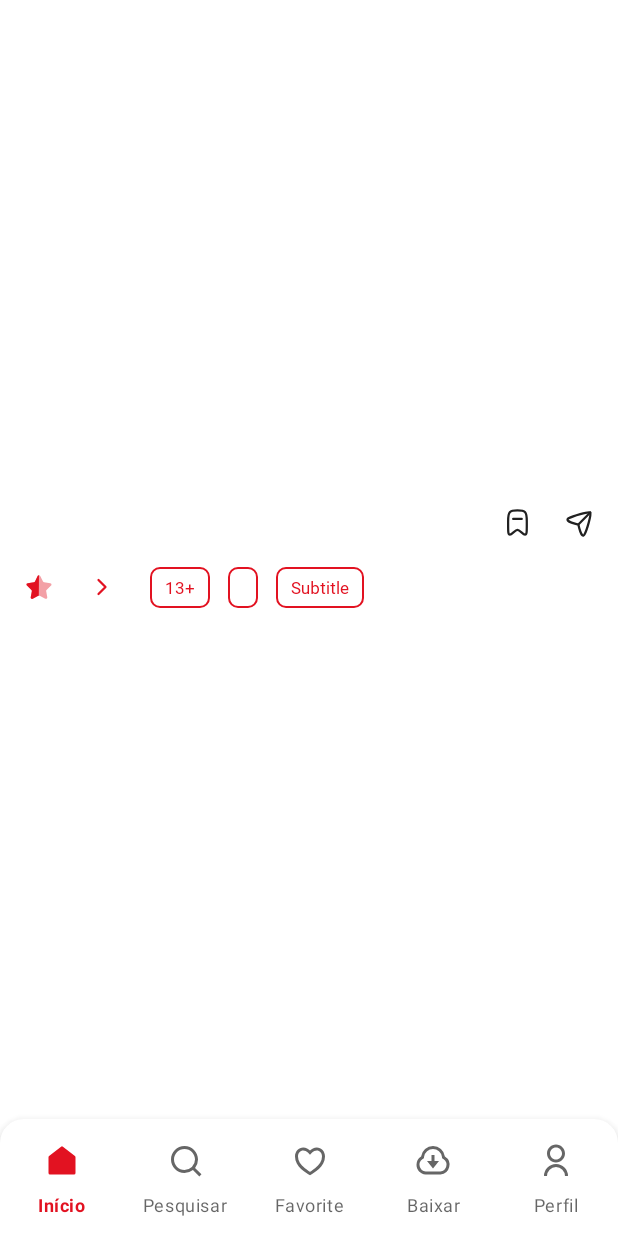
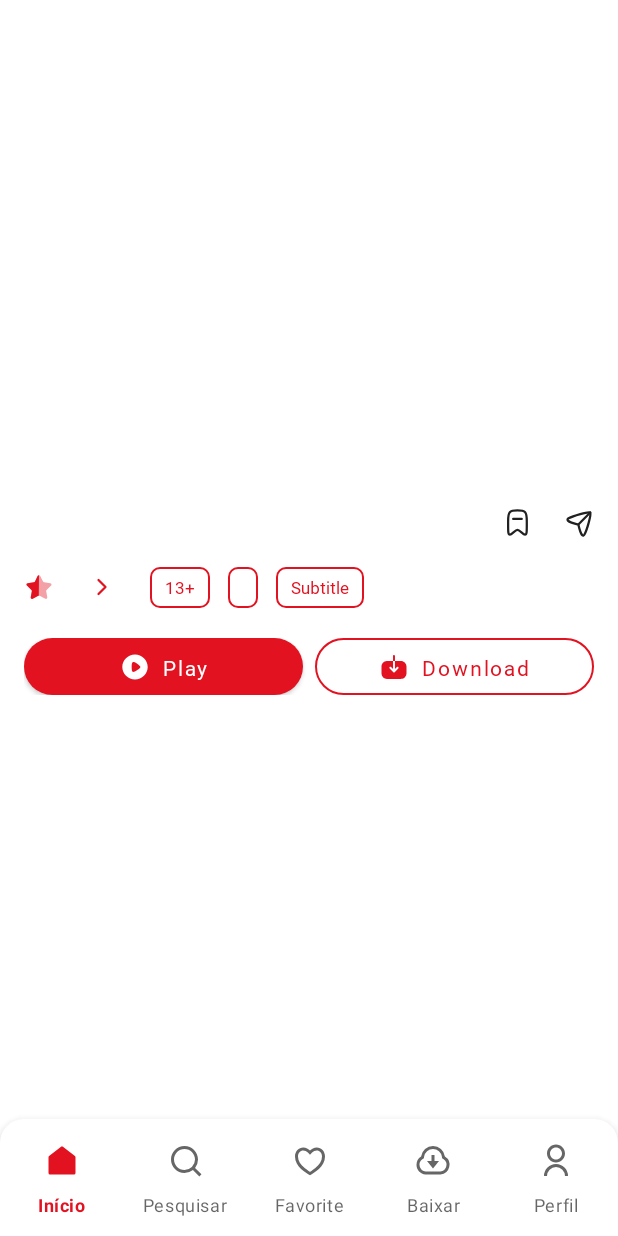
Before and after one commit to gabrielllsp/MovieApp, an Android app: the fragment MovieDetailsFragment placed in its activity, on a phone screen of 412 x 824 dp. Run offline under Robolectric (Android 15) with nearby library versions, the phone set to English and light mode, and no system bars; our stand-ins replace Dagger/Hilt's generated code, navigation-ui; pictures from the network do not load; 2 statements that could not run were skipped.

Commit message:
Creating play and download buttons.

```diff
--- /dev/null
+++ b/app/src/main/res/drawable/bg_border_red_full_fill.xml
@@ -0,0 +1,8 @@
+<?xml version="1.0" encoding="utf-8"?>
+<shape xmlns:android="http://schemas.android.com/apk/res/android"
+    android:shape="rectangle">
+
+    <solid android:color="@color/color_default"/>
+    <corners android:radius="100dp"/>
+
+</shape>
--- /dev/null
+++ b/app/src/main/res/drawable/bg_border_red_full_line.xml
@@ -0,0 +1,8 @@
+<?xml version="1.0" encoding="utf-8"?>
+<shape xmlns:android="http://schemas.android.com/apk/res/android"
+    android:shape="rectangle">
+
+        <stroke android:color="@color/color_default" android:width="1dp"/>
+            <corners android:radius="100dp"/>
+
+</shape>
--- /dev/null
+++ b/app/src/main/res/drawable/ic_download.xml
@@ -0,0 +1,9 @@
+<vector xmlns:android="http://schemas.android.com/apk/res/android"
+    android:width="20dp"
+    android:height="20dp"
+    android:viewportWidth="20"
+    android:viewportHeight="20">
+  <path
+      android:pathData="M9.359,6.076V2.735C9.359,2.38 9.642,2.083 10,2.083C10.321,2.083 10.593,2.332 10.636,2.647L10.642,2.735V6.076L14.625,6.076C16.609,6.076 18.238,7.7 18.33,9.726L18.334,9.905V14.105C18.334,16.144 16.761,17.819 14.807,17.913L14.634,17.917H5.367C3.384,17.917 1.762,16.301 1.671,14.268L1.667,14.087L1.667,9.897C1.667,7.857 3.232,6.175 5.185,6.08L5.359,6.076H9.359V11.411L8.025,10.034C7.775,9.776 7.367,9.776 7.117,10.034C6.992,10.163 6.934,10.335 6.934,10.508C6.934,10.638 6.971,10.775 7.05,10.89L7.117,10.972L9.542,13.485C9.659,13.614 9.825,13.683 10,13.683C10.139,13.683 10.278,13.635 10.388,13.545L10.45,13.485L12.875,10.972C13.125,10.714 13.125,10.292 12.875,10.034C12.648,9.8 12.29,9.778 12.039,9.97L11.967,10.034L10.642,11.411V6.076L9.359,6.076Z"
+      android:fillColor="#E21221"/>
+</vector>
--- /dev/null
+++ b/app/src/main/res/drawable/ic_play.xml
@@ -0,0 +1,10 @@
+<vector xmlns:android="http://schemas.android.com/apk/res/android"
+    android:width="21dp"
+    android:height="20dp"
+    android:viewportWidth="21"
+    android:viewportHeight="20">
+  <path
+      android:pathData="M2.167,10.005C2.167,5.405 5.907,1.666 10.5,1.666C15.093,1.666 18.834,5.405 18.834,10.005C18.834,14.595 15.093,18.333 10.5,18.333C5.907,18.333 2.167,14.595 2.167,10.005ZM13.557,10.848C13.645,10.76 13.758,10.623 13.782,10.591C13.911,10.422 13.975,10.213 13.975,10.005C13.975,9.771 13.903,9.554 13.766,9.377C13.755,9.366 13.733,9.342 13.704,9.311C13.651,9.252 13.574,9.169 13.501,9.095C12.841,8.388 11.12,7.23 10.219,6.876C10.082,6.821 9.736,6.699 9.551,6.691C9.374,6.691 9.205,6.732 9.044,6.812C8.843,6.925 8.682,7.101 8.594,7.311C8.538,7.455 8.449,7.889 8.449,7.897C8.361,8.372 8.312,9.144 8.312,9.996C8.312,10.809 8.361,11.547 8.433,12.03C8.435,12.032 8.442,12.066 8.453,12.12C8.485,12.283 8.554,12.622 8.626,12.762C8.803,13.099 9.149,13.308 9.519,13.308H9.551C9.792,13.3 10.299,13.091 10.299,13.083C11.152,12.729 12.833,11.628 13.509,10.896L13.557,10.848Z"
+      android:fillColor="#ffffff"
+      android:fillType="evenOdd"/>
+</vector>
--- a/app/src/main/res/layout/fragment_moviedetails.xml
+++ b/app/src/main/res/layout/fragment_moviedetails.xml
@@ -200,47 +200,47 @@
 
             </HorizontalScrollView>
 
-<!--            <LinearLayout-->
-<!--                android:id="@+id/linearLayout5"-->
-<!--                android:layout_width="match_parent"-->
-<!--                android:layout_height="wrap_content"-->
-<!--                android:layout_marginHorizontal="16dp"-->
-<!--                android:layout_marginTop="20dp"-->
-<!--                android:orientation="horizontal"-->
-<!--                app:layout_constraintEnd_toEndOf="parent"-->
-<!--                app:layout_constraintHorizontal_bias="0.5"-->
-<!--                app:layout_constraintStart_toStartOf="parent"-->
-<!--                app:layout_constraintTop_toBottomOf="@+id/horizontalScrollView">-->
+            <LinearLayout
+                android:id="@+id/linearLayout5"
+                android:layout_width="match_parent"
+                android:layout_height="wrap_content"
+                android:layout_marginHorizontal="16dp"
+                android:layout_marginTop="20dp"
+                android:orientation="horizontal"
+                app:layout_constraintEnd_toEndOf="parent"
+                app:layout_constraintHorizontal_bias="0.5"
+                app:layout_constraintStart_toStartOf="parent"
+                app:layout_constraintTop_toBottomOf="@+id/horizontalScrollView">
 
-<!--                <com.google.android.material.button.MaterialButton-->
-<!--                    android:layout_width="match_parent"-->
-<!--                    android:layout_height="38dp"-->
-<!--                    android:layout_marginEnd="4dp"-->
-<!--                    android:layout_weight="1"-->
-<!--                    android:background="@drawable/bg_border_red_full_fill"-->
-<!--                    android:fontFamily="@font/urbanist_600"-->
-<!--                    android:text="@string/text_button_play_movie_details_fragment"-->
-<!--                    android:textAllCaps="false"-->
-<!--                    app:icon="@drawable/ic_play"-->
-<!--                    app:iconGravity="textStart" />-->
+                <com.google.android.material.button.MaterialButton
+                    android:layout_width="match_parent"
+                    android:layout_height="38dp"
+                    android:layout_marginEnd="4dp"
+                    android:layout_weight="1"
+                    android:background="@drawable/bg_border_red_full_fill"
+                    android:fontFamily="@font/urbanist_600"
+                    android:text="Play"
+                    android:textAllCaps="false"
+                    app:icon="@drawable/ic_play"
+                    app:iconGravity="textStart" />
 
-<!--                <com.google.android.material.button.MaterialButton-->
-<!--                    android:id="@+id/btn_downloading"-->
-<!--                    android:layout_width="match_parent"-->
-<!--                    android:layout_height="38dp"-->
-<!--                    android:layout_marginStart="4dp"-->
-<!--                    android:layout_weight="1"-->
-<!--                    android:background="@drawable/bg_border_red_full_line"-->
-<!--                    android:fontFamily="@font/urbanist_600"-->
-<!--                    android:text="@string/text_button_download_movie_details_fragment"-->
-<!--                    android:textAllCaps="false"-->
-<!--                    android:textColor="@color/color_default"-->
-<!--                    app:backgroundTint="@null"-->
-<!--                    app:icon="@drawable/ic_download"-->
-<!--                    app:iconGravity="textStart"-->
-<!--                    app:iconTint="@color/color_default" />-->
+                <com.google.android.material.button.MaterialButton
+                    android:id="@+id/btn_downloading"
+                    android:layout_width="match_parent"
+                    android:layout_height="38dp"
+                    android:layout_marginStart="4dp"
+                    android:layout_weight="1"
+                    android:background="@drawable/bg_border_red_full_line"
+                    android:fontFamily="@font/urbanist_600"
+                    android:text="Download"
+                    android:textAllCaps="false"
+                    android:textColor="@color/color_default"
+                    app:backgroundTint="@null"
+                    app:icon="@drawable/ic_download"
+                    app:iconGravity="textStart"
+                    app:iconTint="@color/color_default" />
 
-<!--            </LinearLayout>-->
+            </LinearLayout>
 
 <!--            <TextView-->
 <!--                android:id="@+id/text_genres"-->
```
